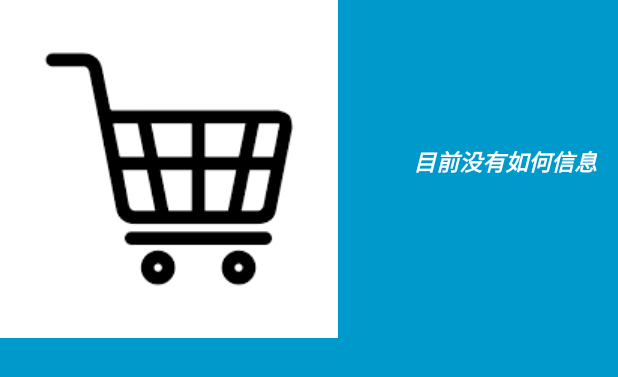
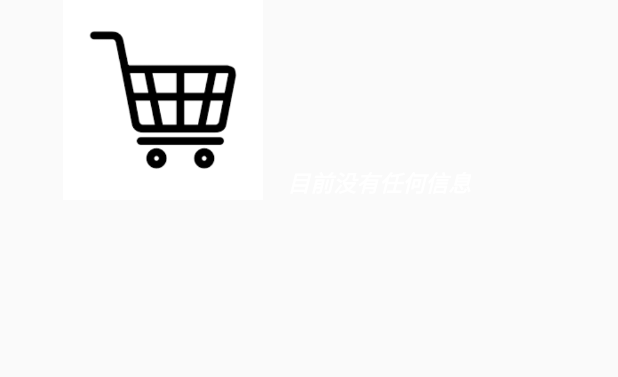
Before and after one commit to lxl026/Gouwuche, an Android app: the layout m_widget.xml on its own in the app's theme, with its tools: preview values and no code run, on a phone screen of 412 x 824 dp. Shown: the top 377 px of the screen. Run offline under Robolectric (Android 15) with nearby library versions, the phone set to English and light mode, and no system bars.

Commit message:
实现了实验5 主题 widget

```diff
--- a/app/src/main/java/company/leon/gouwuche/goods.java
+++ b/app/src/main/java/company/leon/gouwuche/goods.java
@@ -66,4 +66,6 @@ public class goods implements Serializable {
     public void setStar(boolean star) {
         this.star = star;
     }
+
+
 }
--- a/app/src/main/res/layout/m_widget.xml
+++ b/app/src/main/res/layout/m_widget.xml
@@ -3,26 +3,26 @@
     android:id="@+id/widget"
     android:layout_width="match_parent"
     android:layout_height="match_parent"
-    android:background="#09C"
     android:padding="@dimen/widget_margin">
 
     <ImageView
         android:id="@+id/appwidget_image"
-        android:src="@drawable/shoplist"
-        android:layout_width="wrap_content"
-        android:layout_height="wrap_content" />
+        android:layout_width="200px"
+        android:layout_height="200px"
+        android:layout_alignParentStart="true"
+        android:layout_alignParentTop="true"
+        android:layout_marginStart="42dp"
+        android:src="@drawable/shoplist" />
 
     <TextView
         android:id="@+id/appwidget_text"
         android:layout_width="wrap_content"
         android:layout_height="wrap_content"
-        android:layout_alignParentEnd="true"
-        android:layout_alignParentTop="true"
-        android:layout_marginEnd="14dp"
-        android:layout_marginTop="96dp"
-        android:background="#09C"
+        android:layout_alignBottom="@+id/appwidget_image"
+        android:layout_marginStart="16dp"
+        android:layout_toEndOf="@+id/appwidget_image"
         android:contentDescription="@string/appwidget_text"
-        android:text="目前没有如何信息"
+        android:text="目前没有任何信息"
         android:textColor="#ffffff"
         android:textSize="15sp"
         android:textStyle="bold|italic" />
--- a/app/src/main/res/xml/m_widget_info.xml
+++ b/app/src/main/res/xml/m_widget_info.xml
@@ -7,5 +7,5 @@
     android:previewImage="@drawable/shoplist"
     android:resizeMode="horizontal|vertical"
     android:updatePeriodMillis="86400000"
-    android:widgetCategory="home_screen"
-    android:configure="company.leon.gouwuche.MainActivity"></appwidget-provider>
+    android:widgetCategory="home_screen|keyguard"
+    ></appwidget-provider>
```
Also changed, not shown: app/src/main/AndroidManifest.xml (+5 -3 lines), app/src/main/java/company/leon/gouwuche/Detail.java (+7 -2 lines), app/src/main/java/company/leon/gouwuche/MainActivity.java (+22 -5 lines), app/src/main/java/company/leon/gouwuche/Reciver.java (+17 -57 lines), app/src/main/java/company/leon/gouwuche/mWidget.java (+11 -3 lines).
